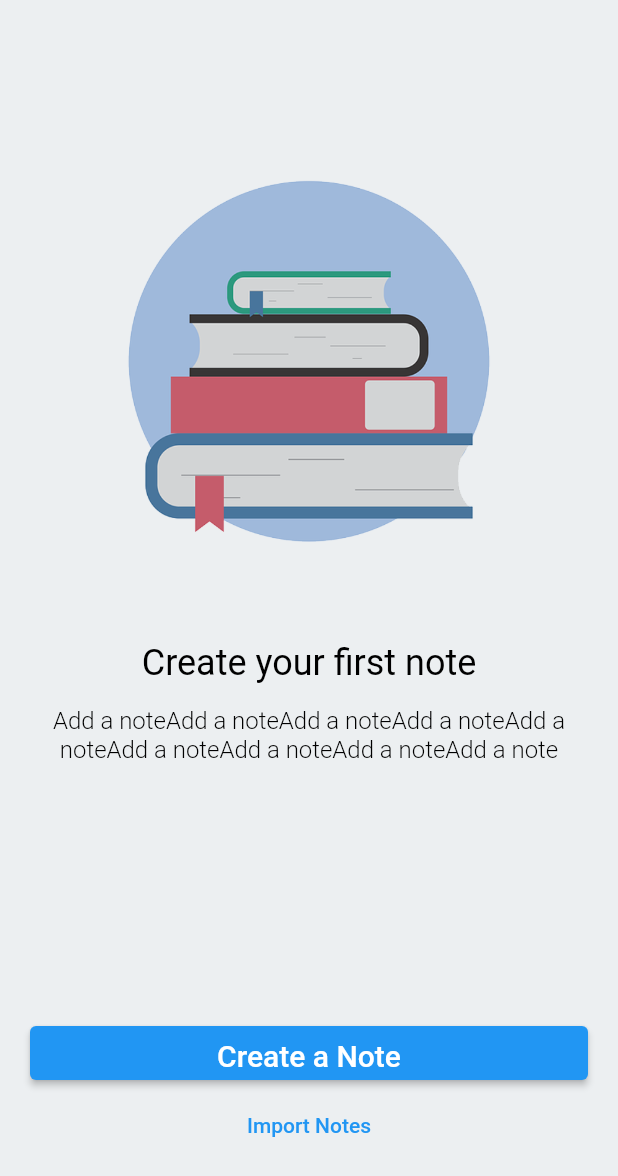
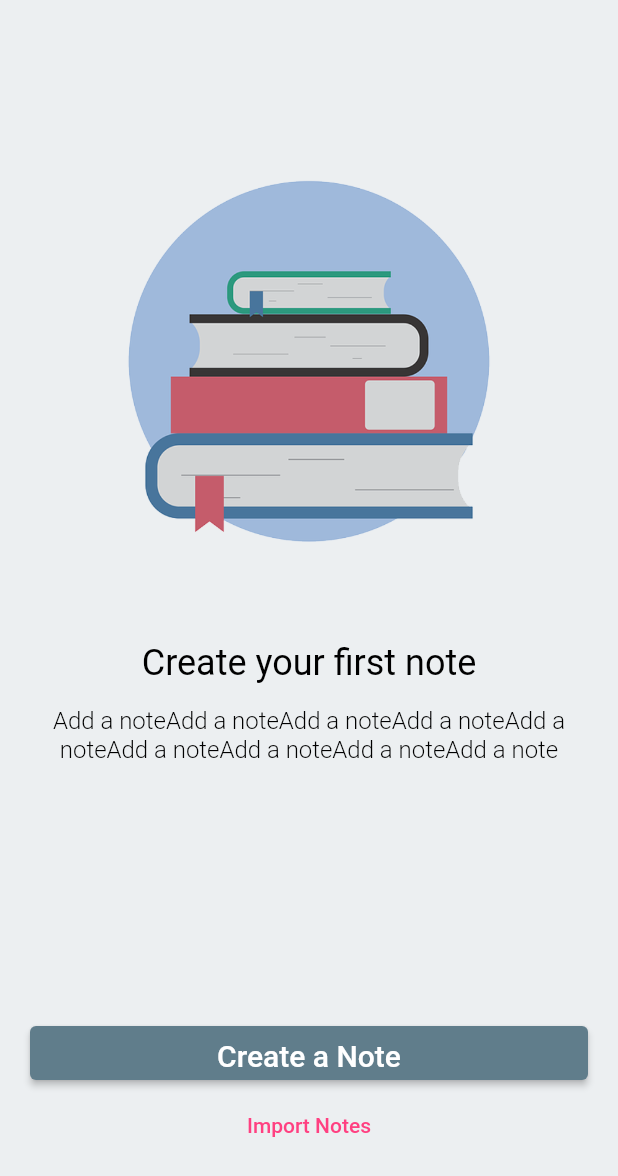
Before and after one commit to neslihanatasever/flutter_full_learnn, a Flutter app: the screen it shows after launch, on a phone screen of 412 x 824 dp. Shown: the top 1176 px of the screen. Run offline on Flutter 3.47's test engine with Material 2 defaults, Android fonts, the phone set to English and light mode, and no system bars.

Commit message:
note_demos_view.dart

```diff
--- a/lib/demos/note_demos_view.dart
+++ b/lib/demos/note_demos_view.dart
@@ -28,12 +28,16 @@ class NoteDemos extends StatelessWidget {
             ),
             const Spacer(),
 
-            ElevatedButton(onPressed: () {}, child:  SizedBox(
+            ElevatedButton(
+              style: ElevatedButton.styleFrom(primary: Colors.blueGrey),
+                onPressed: () {}, child:  SizedBox(
               height: ButtonSpecs.buttonNormalHeight,
                 child: Center(child: Text(_createNote,
                 style: Theme.of(context).textTheme.headline6,
                 )))),
-            TextButton(onPressed: () {}, child: Text(_importNote)),
+            TextButton(
+              style: TextButton.styleFrom(primary: Colors.pinkAccent[200]),
+                onPressed: () {}, child: Text(_importNote)),
             const SizedBox(height: 50),
           ],
         ),
@@ -70,8 +74,6 @@ class _TitleWidget extends StatelessWidget {
   }
 }
 
-
-
 class PaddingItems {
   static const EdgeInsets horizontalPadding = EdgeInsets.symmetric(horizontal: 20);
   static const EdgeInsets verticalPadding = EdgeInsets.symmetric(vertical: 15);
```
